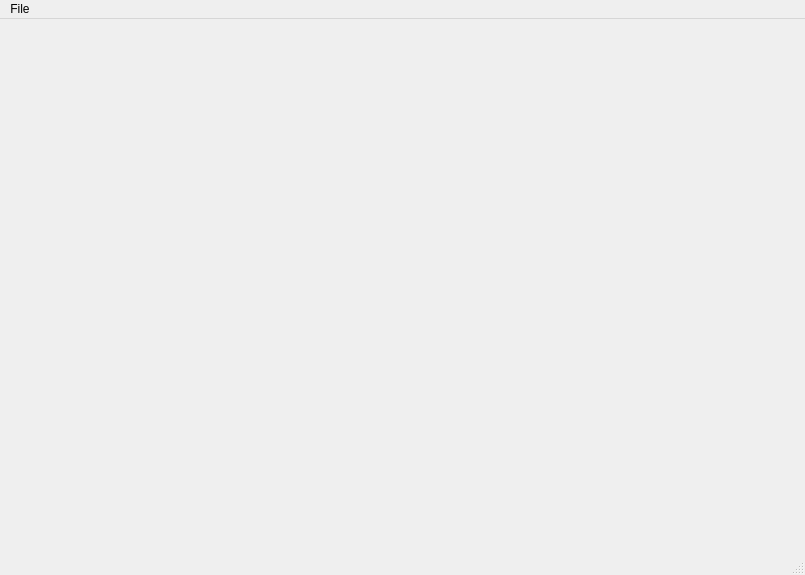
Qt form oat/views/ui_main_window.ui (Oli4/oat) before a commit.
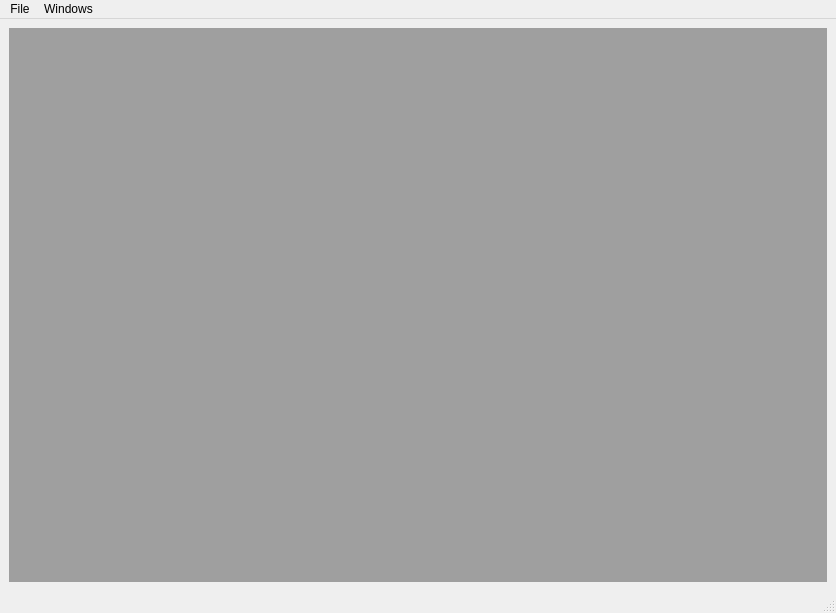
The same form after that commit.

The edit to the form file:
```diff
--- a/oat/views/ui_main_window.ui
+++ b/oat/views/ui_main_window.ui
@@ -6,20 +6,26 @@
    <rect>
     <x>0</x>
     <y>0</y>
-    <width>805</width>
-    <height>575</height>
+    <width>836</width>
+    <height>613</height>
    </rect>
   </property>
   <property name="windowTitle">
    <string>MainWindow</string>
   </property>
-  <widget class="QWidget" name="centralwidget"/>
+  <widget class="QWidget" name="centralwidget">
+   <layout class="QVBoxLayout" name="verticalLayout">
+    <item>
+     <widget class="QMdiArea" name="mdiArea"/>
+    </item>
+   </layout>
+  </widget>
   <widget class="QMenuBar" name="menubar">
    <property name="geometry">
     <rect>
      <x>0</x>
      <y>0</y>
-     <width>805</width>
+     <width>836</width>
      <height>23</height>
     </rect>
    </property>
@@ -39,7 +45,16 @@
     <addaction name="actionSave_as"/>
     <addaction name="actionSave"/>
    </widget>
+   <widget class="QMenu" name="menuWindows">
+    <property name="title">
+     <string>Windows</string>
+    </property>
+    <addaction name="action2D_Viewr"/>
+    <addaction name="action3D_Viewer"/>
+    <addaction name="actionToolbox"/>
+   </widget>
    <addaction name="menuFile"/>
+   <addaction name="menuWindows"/>
   </widget>
   <widget class="QStatusBar" name="statusbar"/>
   <action name="actionSave_as">
```
Left out of the diff: 30 changed lines with no effect on the pictures.
